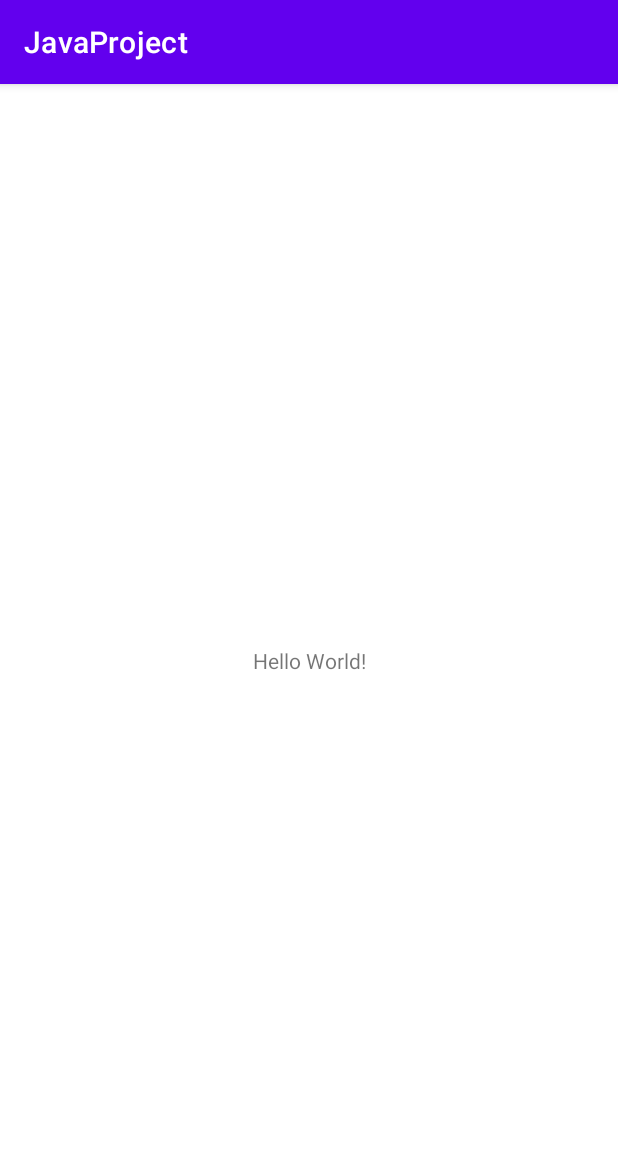
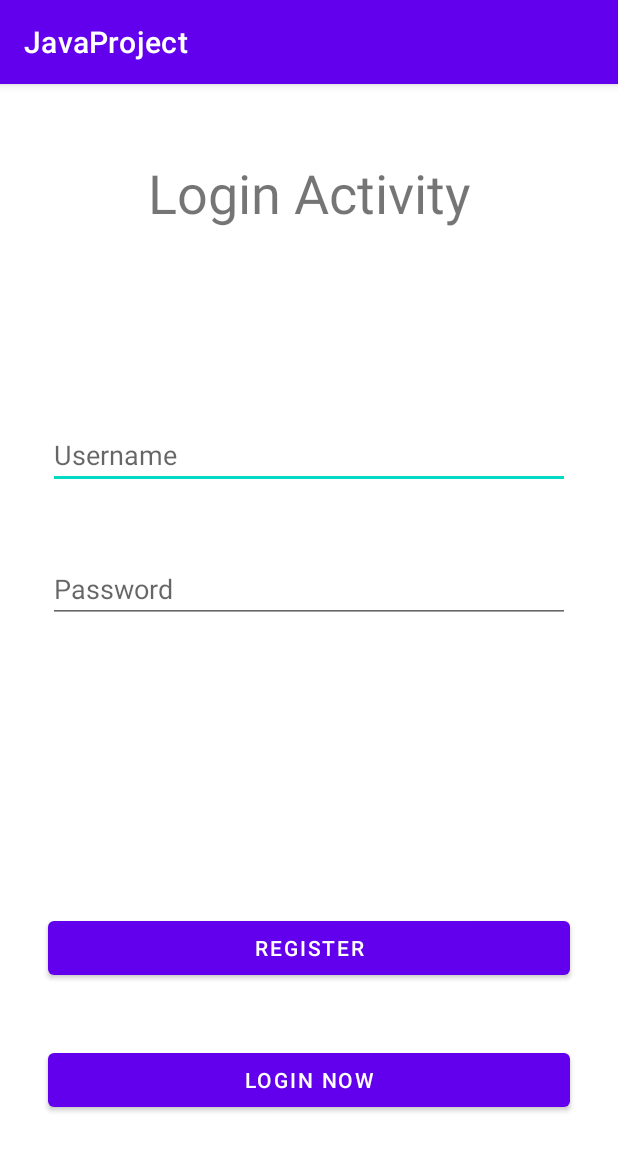
Before and after one commit to MonoSetton/Chat_Project, an Android app: the screen it shows after launch (MainActivity before the commit, Login_Activity after it), on a phone screen of 412 x 824 dp. Shown: the top 1151 px of the screen. Run offline under Robolectric (Android 15) with nearby library versions, the phone set to English and light mode, and no system bars; our stand-ins replace Firebase (no records; nobody signed in at launch, a user with empty details on screens opened directly).

Commit message:
Add logout/register and login login and register having troubles

```diff
--- a/app/src/main/AndroidManifest.xml
+++ b/app/src/main/AndroidManifest.xml
@@ -9,8 +9,9 @@
         android:roundIcon="@mipmap/ic_launcher_round"
         android:supportsRtl="true"
         android:theme="@style/Theme.JavaProject">
-        <activity android:name=".RegisterActivity"></activity>
-        <activity android:name=".MainActivity">
+        <activity android:name=".MainActivity"></activity>
+        <activity android:name=".RegisterActivity" />
+        <activity android:name=".Login_Activity">
             <intent-filter>
                 <action android:name="android.intent.action.MAIN" />
 
--- /dev/null
+++ b/app/src/main/java/com/example/javaproject/Login_Activity.java
@@ -0,0 +1,129 @@
+package com.example.javaproject;
+
+import androidx.annotation.NonNull;
+import androidx.appcompat.app.AppCompatActivity;
+
+import android.content.Intent;
+import android.os.Bundle;
+import android.text.TextUtils;
+import android.view.View;
+import android.widget.Button;
+import android.widget.EditText;
+import android.widget.Toast;
+
+import com.google.android.gms.tasks.OnCompleteListener;
+import com.google.android.gms.tasks.Task;
+import com.google.firebase.auth.AuthResult;
+import com.google.firebase.auth.FirebaseAuth;
+import com.google.firebase.auth.FirebaseUser;
+
+public class Login_Activity extends AppCompatActivity {
+
+    //Firebase:
+    FirebaseAuth auth;
+    FirebaseUser firebaseUser;
+
+
+
+
+    EditText userETLogin, passETLogin;
+    Button loginBtn, registerBtn;
+
+
+    @Override
+    protected void onStart() {
+        super.onStart();
+        firebaseUser = FirebaseAuth.getInstance().getCurrentUser();
+
+
+        // Checking for users existance: saving the current use
+        if (firebaseUser !=null)
+        {
+            Intent i = new Intent(Login_Activity.this, MainActivity.class);
+            startActivity(i);
+            finish();
+        }
+    }
+
+    @Override
+    protected void onCreate(Bundle savedInstanceState) {
+        super.onCreate(savedInstanceState);
+        setContentView(R.layout.activity_login_);
+
+        userETLogin = findViewById(R.id.editTextLogin);
+        passETLogin = findViewById(R.id.passEditText);
+        loginBtn = findViewById(R.id.buttonLogin);
+        registerBtn = findViewById(R.id.registerBtn);
+
+
+        //Firebase Auth:
+        auth = FirebaseAuth.getInstance();
+
+
+
+
+        //Register Button:
+        registerBtn.setOnClickListener(new View.OnClickListener() {
+            @Override
+            public void onClick(View v) {
+                Intent i = new Intent(Login_Activity.this, RegisterActivity.class);
+                startActivity(i);
+
+            }
+        });
+
+
+
+
+        //Login Button:
+        loginBtn.setOnClickListener(new View.OnClickListener() {
+            @Override
+            public void onClick(View v) {
+                String email_text = userETLogin.getText().toString();
+                String pass_text = passETLogin.getText().toString();
+
+                //Checking if it is empty:
+                if (TextUtils.isEmpty(email_text) || TextUtils.isEmpty(pass_text))
+                {
+                    Toast.makeText(Login_Activity.this, "Please fill the Fields", Toast.LENGTH_SHORT).show();
+                }
+                else
+                {
+                    auth.signInWithEmailAndPassword(email_text, pass_text)
+                            .addOnCompleteListener(new OnCompleteListener<AuthResult>() {
+                                @Override
+                                public void onComplete(@NonNull Task<AuthResult> task) {
+                                    if (task.isSuccessful()){
+                                        Intent i = new Intent(Login_Activity.this, MainActivity.class);
+                                        i.addFlags(Intent.FLAG_ACTIVITY_CLEAR_TASK | Intent.FLAG_ACTIVITY_NEW_TASK);
+                                        startActivity(i);
+                                        finish();
+                                    }
+                                else
+                                    {
+                                        Toast.makeText(Login_Activity.this, "Login Failed!", Toast.LENGTH_SHORT).show();
+                                    }
+                                }
+
+                            });
+
+
+
+
+
+
+
+
+
+                }
+
+
+            }
+        });
+
+
+
+
+
+    }
+}
--- /dev/null
+++ b/app/src/main/res/drawable/gradient_login.xml
@@ -0,0 +1,4 @@
+<?xml version="1.0" encoding="utf-8"?>
+<selector xmlns:android="http://schemas.android.com/apk/res/android">
+
+</selector>
--- /dev/null
+++ b/app/src/main/res/layout/activity_login_.xml
@@ -0,0 +1,72 @@
+<?xml version="1.0" encoding="utf-8"?>
+<androidx.constraintlayout.widget.ConstraintLayout xmlns:android="http://schemas.android.com/apk/res/android"
+    xmlns:app="http://schemas.android.com/apk/res-auto"
+    xmlns:tools="http://schemas.android.com/tools"
+    android:layout_width="match_parent"
+    android:layout_height="match_parent"
+    tools:context=".Login_Activity">
+
+    <TextView
+        android:id="@+id/textView2"
+        android:layout_width="wrap_content"
+        android:layout_height="wrap_content"
+        android:layout_marginTop="48dp"
+        android:elegantTextHeight="false"
+        android:text="Login Activity"
+        android:textSize="36sp"
+        app:layout_constraintEnd_toEndOf="parent"
+        app:layout_constraintStart_toStartOf="parent"
+        app:layout_constraintTop_toTopOf="parent" />
+
+    <EditText
+        android:id="@+id/editTextLogin"
+        android:layout_width="0dp"
+        android:layout_height="wrap_content"
+        android:layout_marginStart="32dp"
+        android:layout_marginTop="128dp"
+        android:layout_marginEnd="32dp"
+        android:ems="10"
+        android:hint="Username"
+        android:inputType="textEmailAddress"
+        app:layout_constraintEnd_toEndOf="parent"
+        app:layout_constraintStart_toStartOf="parent"
+        app:layout_constraintTop_toBottomOf="@+id/textView2" />
+
+    <EditText
+        android:id="@+id/editTextTextPassword"
+        android:layout_width="0dp"
+        android:layout_height="wrap_content"
+        android:layout_marginStart="32dp"
+        android:layout_marginTop="44dp"
+        android:layout_marginEnd="32dp"
+        android:ems="10"
+        android:hint="Password"
+        android:inputType="textPassword"
+        app:layout_constraintEnd_toEndOf="parent"
+        app:layout_constraintStart_toStartOf="parent"
+        app:layout_constraintTop_toBottomOf="@+id/editTextLogin" />
+
+    <Button
+        android:id="@+id/buttonLogin"
+        android:layout_width="0dp"
+        android:layout_height="wrap_content"
+        android:layout_marginStart="32dp"
+        android:layout_marginEnd="32dp"
+        android:layout_marginBottom="80dp"
+        android:text="LOGIN NOW"
+        app:layout_constraintBottom_toBottomOf="parent"
+        app:layout_constraintEnd_toEndOf="parent"
+        app:layout_constraintStart_toStartOf="parent" />
+
+    <Button
+        android:id="@+id/registerBtn"
+        android:layout_width="0dp"
+        android:layout_height="wrap_content"
+        android:layout_marginStart="32dp"
+        android:layout_marginEnd="32dp"
+        android:layout_marginBottom="40dp"
+        android:text="Register"
+        app:layout_constraintBottom_toTopOf="@+id/buttonLogin"
+        app:layout_constraintEnd_toEndOf="parent"
+        app:layout_constraintStart_toStartOf="parent" />
+</androidx.constraintlayout.widget.ConstraintLayout>
```
Also changed, not shown: app/src/main/java/com/example/javaproject/MainActivity.java (+69 -0 lines), app/src/main/java/com/example/javaproject/Model/Users.java (added, +58 -0 lines), app/src/main/java/com/example/javaproject/RegisterActivity.java (+32 -6 lines), app/src/main/res/menu/menu.xml (added, +12 -0 lines).
